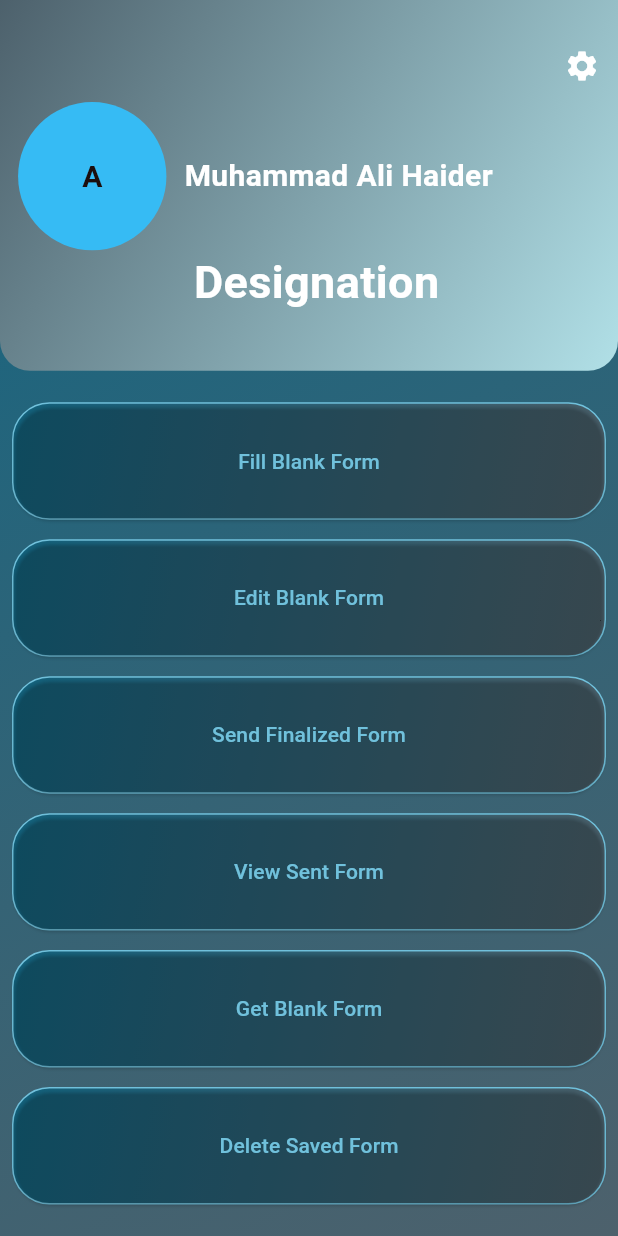
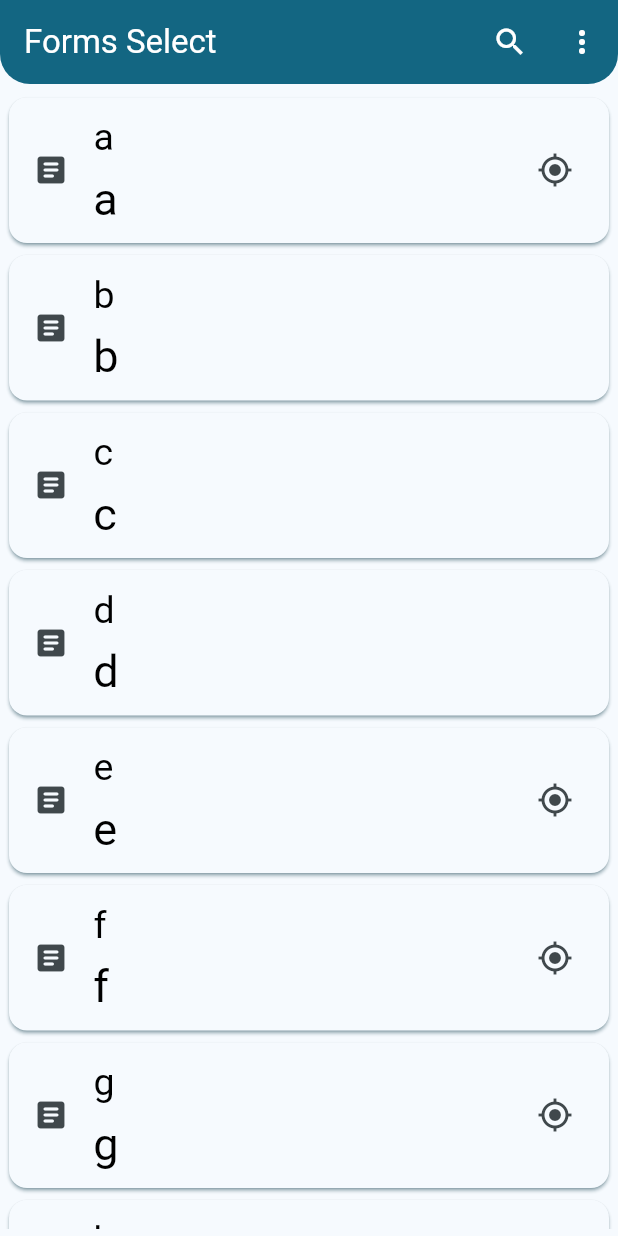
Before and after one commit to Muhammad-AliHaider/survey_kollect, a Flutter app: the HomePage screen opened by its route, after a tap on "Fill Blank Form", on a phone screen of 412 x 824 dp. Run offline on Flutter 3.47's test engine with Material 2 defaults, Android fonts, the phone set to English and light mode, and no system bars.

Commit message:
font_manager_question_Select_page_done

```diff
--- /dev/null
+++ b/lib/components/custom_card_forms_select.dart
@@ -0,0 +1,43 @@
+import 'package:flutter/material.dart';
+import 'package:flutter/services.dart';
+import 'package:survey_kollect/components/font_manager.dart';
+
+class CustomCardForms extends StatelessWidget {
+  CustomCardForms(
+      {Key? key,
+      required this.formName,
+      required this.formDetails,
+      required this.icon,
+      required this.showIcon})
+      : super(key: key);
+
+  final String formName;
+  final String formDetails;
+  final IconData icon;
+  final bool showIcon;
+
+  FontManager fontManager = FontManager.getInstance();
+
+  @override
+  Widget build(BuildContext context) {
+    return Card(
+      shadowColor: Theme.of(context).colorScheme.primary,
+      color: Theme.of(context).colorScheme.surface,
+      child: ListTile(
+        leading: Icon(Icons.article_rounded),
+        title: Text(
+          formName,
+          style: TextStyle(
+              color: Colors.black,
+              fontSize: fontManager.getCurrentHeadingSize().toDouble()),
+        ),
+        subtitle: Text(formDetails,
+            style: TextStyle(
+                color: Colors.black,
+                fontSize: fontManager.getCurrentSubHeadingSize().toDouble())),
+        trailing: showIcon ? Icon(icon) : null,
+        onTap: () => {HapticFeedback.lightImpact()},
+      ),
+    );
+  }
+}
--- /dev/null
+++ b/lib/components/font_manager.dart
@@ -0,0 +1,100 @@
+class FontManager {
+  static const String _primaryFontFamily = 'Roboto';
+  static const String _secondaryFontFamily = 'Roboto';
+  static const String _tertiaryFontFamily = 'Roboto';
+
+  static const int _fontSizeV1 = 30;
+  static const int _fontSizeV2 = 25;
+  static const int _fontSizeV3 = 20;
+  static const int _fontSizeV4 = 15;
+  static const int _fontSizeV5 = 10;
+  static const int _fontSizeV6 = 5;
+
+  int _currentHeadingSize = _fontSizeV2;
+  int _currentSubHeadingSize = _fontSizeV1;
+
+  static FontManager? _instance;
+
+  FontManager._() {}
+
+  static FontManager getInstance() {
+    if (_instance == null) {
+      _instance = FontManager._();
+    }
+    return _instance!;
+  }
+
+  String getPrimaryFontFamily() {
+    return _primaryFontFamily;
+  }
+
+  String getSecondaryFontFamily() {
+    return _secondaryFontFamily;
+  }
+
+  String getTertiaryFontFamily() {
+    return _tertiaryFontFamily;
+  }
+
+  void setCurrentHeadingSize(int size) {
+    switch (size) {
+      case 1:
+        _currentHeadingSize = _fontSizeV1;
+        break;
+      case 2:
+        _currentHeadingSize = _fontSizeV2;
+        break;
+      case 3:
+        _currentHeadingSize = _fontSizeV3;
+        break;
+      case 4:
+        _currentHeadingSize = _fontSizeV4;
+        break;
+      case 5:
+        _currentHeadingSize = _fontSizeV5;
+        break;
+      case 6:
+        _currentHeadingSize = _fontSizeV6;
+        break;
+
+      default:
+        _currentHeadingSize = _fontSizeV2;
+        break;
+    }
+  }
+
+  void setCurrentSubHeadingSize(int size) {
+    switch (size) {
+      case 1:
+        _currentSubHeadingSize = _fontSizeV1;
+        break;
+      case 2:
+        _currentSubHeadingSize = _fontSizeV2;
+        break;
+      case 3:
+        _currentSubHeadingSize = _fontSizeV3;
+        break;
+      case 4:
+        _currentSubHeadingSize = _fontSizeV4;
+        break;
+      case 5:
+        _currentSubHeadingSize = _fontSizeV5;
+        break;
+      case 6:
+        _currentSubHeadingSize = _fontSizeV6;
+        break;
+
+      default:
+        _currentSubHeadingSize = _fontSizeV2;
+        break;
+    }
+  }
+
+  int getCurrentHeadingSize() {
+    return _currentHeadingSize;
+  }
+
+  int getCurrentSubHeadingSize() {
+    return _currentSubHeadingSize;
+  }
+}
--- /dev/null
+++ b/lib/components/forms_select.dart
@@ -0,0 +1,82 @@
+import 'package:flutter/material.dart';
+import 'package:flutter/services.dart';
+import 'package:survey_kollect/components/custom_card_forms_select.dart';
+import 'package:survey_kollect/data/form_data.dart';
+
+class FormsSelect extends StatefulWidget {
+  const FormsSelect({Key? key}) : super(key: key);
+
+  @override
+  State<FormsSelect> createState() => _FormsSelectState();
+}
+
+class _FormsSelectState extends State<FormsSelect> {
+  @override
+  Widget build(BuildContext context) {
+    List<Map<String, dynamic>> MockData = MockDataFormData;
+    return Scaffold(
+      appBar: AppBar(
+          title: const Text('Forms Select'),
+          shape: const RoundedRectangleBorder(
+              borderRadius: BorderRadius.only(
+                  bottomLeft: Radius.circular(20),
+                  bottomRight: Radius.circular(20))),
+          backgroundColor: Theme.of(context).colorScheme.primary,
+          foregroundColor: Colors.white,
+          actions: [
+            IconButton(
+                onPressed: () => {
+                      showSearch(context: context, delegate: MySearchDelegate())
+                    },
+                icon: Icon(Icons.search)),
+            IconButton(onPressed: () => {}, icon: Icon(Icons.more_vert))
+          ],
+          automaticallyImplyLeading: false),
+      body: Padding(
+        padding: const EdgeInsets.symmetric(vertical: 5, horizontal: 2),
+        child: ListView.builder(
+            itemCount: MockData.length,
+            itemBuilder: (context, index) {
+              return CustomCardForms(
+                  formName: MockData[index]["Name"],
+                  formDetails: MockData[index]["Details"],
+                  icon: Icons.gps_fixed_outlined,
+                  showIcon: MockData[index]["Icon"]);
+            }),
+      ),
+    );
+  }
+}
+
+class MySearchDelegate extends SearchDelegate {
+  @override
+  List<Widget>? buildActions(BuildContext context) => [
+        IconButton(
+            onPressed: () {
+              if (query.isNotEmpty) {
+                close(context, null);
+              } else {
+                query = '';
+              }
+            },
+            icon: const Icon(Icons.clear))
+      ];
+
+  @override
+  Widget? buildLeading(BuildContext context) {
+    return IconButton(
+      icon: Icon(Icons.arrow_back),
+      onPressed: () => {close(context, null)},
+    );
+  }
+
+  @override
+  Widget buildResults(BuildContext context) {
+    return Center(child: Text(query));
+  }
+
+  @override
+  Widget buildSuggestions(BuildContext context) {
+    return Container();
+  }
+}
--- a/lib/components/group_home_page_options.dart
+++ b/lib/components/group_home_page_options.dart
@@ -1,5 +1,6 @@
 import 'package:flutter/material.dart';
 import 'package:survey_kollect/components/button.dart';
+import 'package:flutter/services.dart';
 
 class GroupHomePageOptions extends StatefulWidget {
   const GroupHomePageOptions({Key? key}) : super(key: key);
@@ -11,113 +12,170 @@ class GroupHomePageOptions extends StatefulWidget {
 class _GroupHomePageOptionsState extends State<GroupHomePageOptions> {
   @override
   Widget build(BuildContext context) {
-    return Column(
-      mainAxisAlignment: MainAxisAlignment.spaceEvenly,
-      mainAxisSize: MainAxisSize.max,
-      children: [
-        CustomButton(
-          onPressed: () => {},
-          text: "Fill Blank Form",
-          width: MediaQuery.sizeOf(context).width,
-          height: MediaQuery.sizeOf(context).height * 0.095,
-          backgroundColor: LinearGradient(
+    const list_Tiles = [
+      'Fill Blank Form',
+      'Edit Blank Form',
+      'Send Finalized Form',
+      'View Sent Form',
+      'Get Blank Form',
+      'Delete Saved Form'
+    ];
+
+    return GridView.builder(
+        gridDelegate: const SliverGridDelegateWithMaxCrossAxisExtent(
+            maxCrossAxisExtent: 200,
+            childAspectRatio: 3 / 2,
+            crossAxisSpacing: 20,
+            mainAxisSpacing: 20),
+        itemCount: list_Tiles.length,
+        itemBuilder: (BuildContext ctx, index) {
+          return InkWell(
+            onTap: () => {
+              if (index == 0) {Navigator.pushNamed(context, '/formsSelect')},
+              HapticFeedback.lightImpact(),
+            },
+            splashColor: const Color.fromARGB(255, 112, 193, 220),
+            borderRadius: BorderRadius.circular(20),
+            child: Card(
+                elevation: 5,
+                shape: RoundedRectangleBorder(
+                    borderRadius: BorderRadius.circular(20)),
+                child: Container(
+                  alignment: Alignment.center,
+                  decoration: BoxDecoration(
+                      gradient: LinearGradient(
                           begin: Alignment.topLeft,
                           end: Alignment.bottomRight,
                           colors: [
+                            // Theme.of(context).colorScheme.secondary,
+                            // const Color(0xFFB1E0E7),
                             Theme.of(context).colorScheme.primary,
                             Theme.of(context).colorScheme.secondary,
                           ]),
-          textColor: const Color.fromARGB(255, 112, 193, 220),
-          borderColor: const Color.fromARGB(255, 112, 193, 220),
-          borderWidth: 1,
-          borderRadius: 25,
-        ),
-        CustomButton(
-          onPressed: () => {},
-          text: "Edit Blank Form",
-          width: MediaQuery.sizeOf(context).width,
-          height: MediaQuery.sizeOf(context).height * 0.095,
-          backgroundColor: LinearGradient(
-              begin: Alignment.topLeft,
-              end: Alignment.bottomRight,
-              colors: [
-                Theme.of(context).colorScheme.primary,
-                Theme.of(context).colorScheme.secondary,
-              ]),
-          textColor: const Color.fromARGB(255, 112, 193, 220),
-          borderColor: const Color.fromARGB(255, 112, 193, 220),
-          borderWidth: 1,
-          borderRadius: 25,
-        ),
-        CustomButton(
-          onPressed: () => {},
-          text: "Send Finalized Form",
-          width: MediaQuery.sizeOf(context).width,
-          height: MediaQuery.sizeOf(context).height * 0.095,
-          backgroundColor: LinearGradient(
-              begin: Alignment.topLeft,
-              end: Alignment.bottomRight,
-              colors: [
-                Theme.of(context).colorScheme.primary,
-                Theme.of(context).colorScheme.secondary,
-              ]),
-          textColor: const Color.fromARGB(255, 112, 193, 220),
-          borderColor: const Color.fromARGB(255, 112, 193, 220),
-          borderWidth: 1,
-          borderRadius: 25,
-        ),
-        CustomButton(
-          onPressed: () => {},
-          text: "View Sent Form",
-          width: MediaQuery.sizeOf(context).width,
-          height: MediaQuery.sizeOf(context).height * 0.095,
-          backgroundColor: LinearGradient(
-              begin: Alignment.topLeft,
-              end: Alignment.bottomRight,
-              colors: [
-                Theme.of(context).colorScheme.primary,
-                Theme.of(context).colorScheme.secondary,
-              ]),
-          textColor: const Color.fromARGB(255, 112, 193, 220),
-          borderColor: const Color.fromARGB(255, 112, 193, 220),
-          borderWidth: 1,
-          borderRadius: 25,
-        ),
-        CustomButton(
-          onPressed: () => {},
-          text: "Get Blank Form",
-          width: MediaQuery.sizeOf(context).width,
-          height: MediaQuery.sizeOf(context).height * 0.095,
-          backgroundColor: LinearGradient(
-              begin: Alignment.topLeft,
-              end: Alignment.bottomRight,
-              colors: [
-                Theme.of(context).colorScheme.primary,
-                Theme.of(context).colorScheme.secondary,
-              ]),
-          textColor: const Color.fromARGB(255, 112, 193, 220),
-          borderColor: const Color.fromARGB(255, 112, 193, 220),
-          borderWidth: 1,
-          borderRadius: 25,
-        ),
-        CustomButton(
-          onPressed: () => {},
-          text: "Delete Saved Form",
-          width: MediaQuery.sizeOf(context).width,
-          height: MediaQuery.sizeOf(context).height * 0.095,
-          backgroundColor: LinearGradient(
-              begin: Alignment.topLeft,
-              end: Alignment.bottomRight,
-              colors: [
-                Theme.of(context).colorScheme.primary,
-                Theme.of(context).colorScheme.secondary,
-              ]),
-          textColor: const Color.fromARGB(255, 112, 193, 220),
-          borderColor: const Color.fromARGB(255, 112, 193, 220),
-          borderWidth: 1,
-          borderRadius: 25,
-        ),
-      ],
+                      borderRadius: BorderRadius.circular(20),
+                      border: Border.all(
+                          color: const Color.fromARGB(255, 112, 193, 220),
+                          width: 3)),
+                  child: ListTile(
+                      title: Text(
+                    list_Tiles[index],
+                    textAlign: TextAlign.center,
+                    style: TextStyle(
+                        color: Color.fromARGB(255, 112, 193, 220),
+                        fontSize: 15,
+                        fontWeight: FontWeight.bold),
+                  )),
+                )),
           );
+        });
+    // return Column(
+    //   mainAxisAlignment: MainAxisAlignment.spaceEvenly,
+    //   mainAxisSize: MainAxisSize.max,
+    //   children: [
+
+    // CustomButton(
+    //   onPressed: () => {},
+    //   text: "Fill Blank Form",
+    //   width: MediaQuery.sizeOf(context).width,
+    //   height: MediaQuery.sizeOf(context).height * 0.095,
+    //   backgroundColor: LinearGradient(
+    //       begin: Alignment.topLeft,
+    //       end: Alignment.bottomRight,
+    //       colors: [
+    //         Theme.of(context).colorScheme.primary,
+    //         Theme.of(context).colorScheme.secondary,
+    //       ]),
+    //   textColor: const Color.fromARGB(255, 112, 193, 220),
+    //   borderColor: const Color.fromARGB(255, 112, 193, 220),
+    //   borderWidth: 1,
+    //   borderRadius: 25,
+    // ),
+    // CustomButton(
+    //   onPressed: () => {},
+    //   text: "Edit Blank Form",
+    //   width: MediaQuery.sizeOf(context).width,
+    //   height: MediaQuery.sizeOf(context).height * 0.095,
+    //   backgroundColor: LinearGradient(
+    //       begin: Alignment.topLeft,
+    //       end: Alignment.bottomRight,
+    //       colors: [
+    //         Theme.of(context).colorScheme.primary,
+    //         Theme.of(context).colorScheme.secondary,
+    //       ]),
+    //   textColor: const Color.fromARGB(255, 112, 193, 220),
+    //   borderColor: const Color.fromARGB(255, 112, 193, 220),
+    //   borderWidth: 1,
+    //   borderRadius: 25,
+    // ),
+    // CustomButton(
+    //   onPressed: () => {},
+    //   text: "Send Finalized Form",
+    //   width: MediaQuery.sizeOf(context).width,
+    //   height: MediaQuery.sizeOf(context).height * 0.095,
+    //   backgroundColor: LinearGradient(
+    //       begin: Alignment.topLeft,
+    //       end: Alignment.bottomRight,
+    //       colors: [
+    //         Theme.of(context).colorScheme.primary,
+    //         Theme.of(context).colorScheme.secondary,
+    //       ]),
+    //   textColor: const Color.fromARGB(255, 112, 193, 220),
+    //   borderColor: const Color.fromARGB(255, 112, 193, 220),
+    //   borderWidth: 1,
+    //   borderRadius: 25,
+    // ),
+    // CustomButton(
+    //   onPressed: () => {},
+    //   text: "View Sent Form",
+    //   width: MediaQuery.sizeOf(context).width,
+    //   height: MediaQuery.sizeOf(context).height * 0.095,
+    //   backgroundColor: LinearGradient(
+    //       begin: Alignment.topLeft,
+    //       end: Alignment.bottomRight,
+    //       colors: [
+    //         Theme.of(context).colorScheme.primary,
+    //         Theme.of(context).colorScheme.secondary,
+    //       ]),
+    //   textColor: const Color.fromARGB(255, 112, 193, 220),
+    //   borderColor: const Color.fromARGB(255, 112, 193, 220),
+    //   borderWidth: 1,
+    //   borderRadius: 25,
+    // ),
+    // CustomButton(
+    //   onPressed: () => {},
+    //   text: "Get Blank Form",
+    //   width: MediaQuery.sizeOf(context).width,
+    //   height: MediaQuery.sizeOf(context).height * 0.095,
+    //   backgroundColor: LinearGradient(
+    //       begin: Alignment.topLeft,
+    //       end: Alignment.bottomRight,
+    //       colors: [
+    //         Theme.of(context).colorScheme.primary,
+    //         Theme.of(context).colorScheme.secondary,
+    //       ]),
+    //   textColor: const Color.fromARGB(255, 112, 193, 220),
+    //   borderColor: const Color.fromARGB(255, 112, 193, 220),
+    //   borderWidth: 1,
+    //   borderRadius: 25,
+    // ),
+    // CustomButton(
+    //   onPressed: () => {},
+    //   text: "Delete Saved Form",
+    //   width: MediaQuery.sizeOf(context).width,
+    //   height: MediaQuery.sizeOf(context).height * 0.095,
+    //   backgroundColor: LinearGradient(
+    //       begin: Alignment.topLeft,
+    //       end: Alignment.bottomRight,
+    //       colors: [
+    //         Theme.of(context).colorScheme.primary,
+    //         Theme.of(context).colorScheme.secondary,
+    //       ]),
+    //   textColor: const Color.fromARGB(255, 112, 193, 220),
+    //   borderColor: const Color.fromARGB(255, 112, 193, 220),
+    //   borderWidth: 1,
+    //   borderRadius: 25,
+    // ),
+    //   ],
+    // );
   }
 }
--- /dev/null
+++ b/lib/data/form_data.dart
@@ -0,0 +1,10 @@
+List<Map<String, dynamic>> MockDataFormData = [
+  {"Name": "a", "Details": "a", "Icon": true},
+  {"Name": "b", "Details": "b", "Icon": false},
+  {"Name": "c", "Details": "c", "Icon": false},
+  {"Name": "d", "Details": "d", "Icon": false},
+  {"Name": "e", "Details": "e", "Icon": true},
+  {"Name": "f", "Details": "f", "Icon": true},
+  {"Name": "g", "Details": "g", "Icon": true},
+  {"Name": "h", "Details": "h", "Icon": true},
+];
--- a/lib/inApplication/home_page.dart
+++ b/lib/inApplication/home_page.dart
@@ -1,6 +1,8 @@
 import 'dart:ui';
 
 import 'package:flutter/material.dart';
+import 'package:survey_kollect/components/font_controller.dart';
+import 'package:survey_kollect/components/forms_select.dart';
 import 'package:survey_kollect/components/group_home_page_options.dart';
 
 class HomePage extends StatelessWidget {
@@ -10,19 +12,6 @@ class HomePage extends StatelessWidget {
     return Scaffold(
         body: Stack(
       children: [
-        Container(
-          width: MediaQuery.sizeOf(context).width,
-          height: MediaQuery.sizeOf(context).height,
-          decoration: BoxDecoration(
-            gradient: LinearGradient(
-                begin: Alignment.topLeft,
-                end: Alignment.bottomRight,
-                colors: [
-                  Theme.of(context).colorScheme.primary,
-                  Theme.of(context).colorScheme.secondary,
-                ]),
-          ),
-        ),
         Column(
           mainAxisAlignment: MainAxisAlignment.start,
           mainAxisSize: MainAxisSize.max,
@@ -38,8 +27,8 @@ class HomePage extends StatelessWidget {
                     begin: Alignment.topLeft,
                     end: Alignment.bottomRight,
                     colors: [
+                      Theme.of(context).colorScheme.primary,
                       Theme.of(context).colorScheme.secondary,
-                      const Color(0xFFB1E0E7),
                     ]),
               ),
               width: MediaQuery.sizeOf(context).width,
@@ -82,7 +71,7 @@ class HomePage extends StatelessWidget {
                                                   .colorScheme
                                                   .secondary,
                                             ]),
-                                        borderRadius: BorderRadius.only(
+                                        borderRadius: const BorderRadius.only(
                                           topLeft: Radius.circular(20),
                                           topRight: Radius.circular(20),
                                         )),
@@ -249,20 +238,32 @@ class HomePage extends StatelessWidget {
                                                             10),
                                                   ),
                                                 ),
-                                                label: Text("Add Project"),
-                                                icon: Icon(Icons.qr_code_2),
-                                              )
-                                              // ListTile(
-                                              //   onTap: () => {},
-                                              //   title: const Text(
-                                              //     "Add Project",
-                                              //     style: TextStyle(
-                                              //       color: const Color.fromARGB(
-                                              //           255, 112, 193, 220),
-                                              //       fontSize: 20,
-                                              //     ),
-                                              //   ),
-                                              // )
+                                                label:
+                                                    const Text("Add Project"),
+                                                icon:
+                                                    const Icon(Icons.qr_code_2),
+                                              ),
+                                              ElevatedButton.icon(
+                                                onPressed: () => {
+                                                  showModalBottomSheet(
+                                                      context: context,
+                                                      builder: (context) =>
+                                                          const FontController())
+                                                },
+                                                style: ElevatedButton.styleFrom(
+                                                  foregroundColor:
+                                                      const Color.fromARGB(
+                                                          255, 112, 193, 220),
+                                                  shape: RoundedRectangleBorder(
+                                                    borderRadius:
+                                                        BorderRadius.circular(
+                                                            10),
+                                                  ),
+                                                ),
+                                                label: const Text("Font Size"),
+                                                icon: const Icon(
+                                                    Icons.font_download),
+                                              ),
                                             ],
                                           )
                                         ],
```
Also changed, not shown: lib/components/font_controller.dart (added, +100 -0 lines), lib/components/questions_page.dart (added, +13 -0 lines), lib/main.dart (+3 -49 lines). Lines whose indentation alone changed are shown as unchanged.
